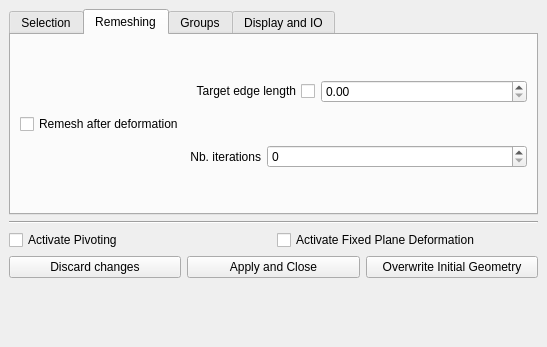
The window that Polyhedron/demo/Polyhedron/Plugins/Surface_mesh_deformation/Deform_mesh.ui (CGAL/cgal) describes before a commit, drawn with Qt 5.
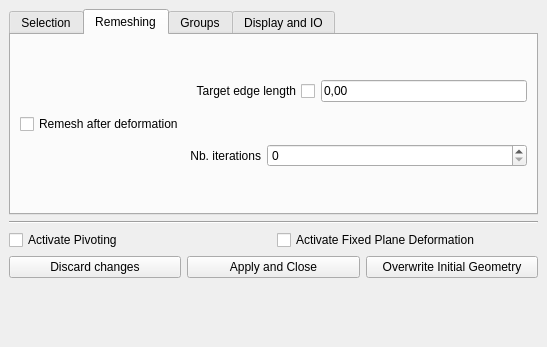
The same window after the commit. The open tabs and pages were chosen to show the change. Custom widgets are drawn as their Qt base class.

Patch:
```diff
--- a/Polyhedron/demo/Polyhedron/Plugins/Surface_mesh_deformation/Deform_mesh.ui
+++ b/Polyhedron/demo/Polyhedron/Plugins/Surface_mesh_deformation/Deform_mesh.ui
@@ -199,7 +199,7 @@
           <item>
            <layout class="QVBoxLayout" name="verticalLayout_6">
             <item>
-             <layout class="QHBoxLayout" name="horizontalLayout_7" stretch="0,1">
+             <layout class="QHBoxLayout" name="horizontalLayout_7" stretch="0,0">
               <item>
                <widget class="QCheckBox" name="remeshingEdgeLengthInput_checkBox">
                 <property name="toolTip">
@@ -214,7 +214,11 @@
                </widget>
               </item>
               <item>
-               <widget class="QDoubleSpinBox" name="remeshing_edge_length_spinbox"/>
+               <widget class="DoubleEdit" name="remeshing_edge_length_spinbox">
+                <property name="text">
+                 <string>0,00</string>
+                </property>
+               </widget>
               </item>
              </layout>
             </item>
@@ -435,6 +439,13 @@
    </layout>
   </widget>
  </widget>
+ <customwidgets>
+  <customwidget>
+   <class>DoubleEdit</class>
+   <extends>QLineEdit</extends>
+   <header>CGAL_double_edit.h</header>
+  </customwidget>
+ </customwidgets>
  <resources/>
  <connections/>
 </ui>
```
Left out of the diff: 2 changed lines with no effect on the pictures.
